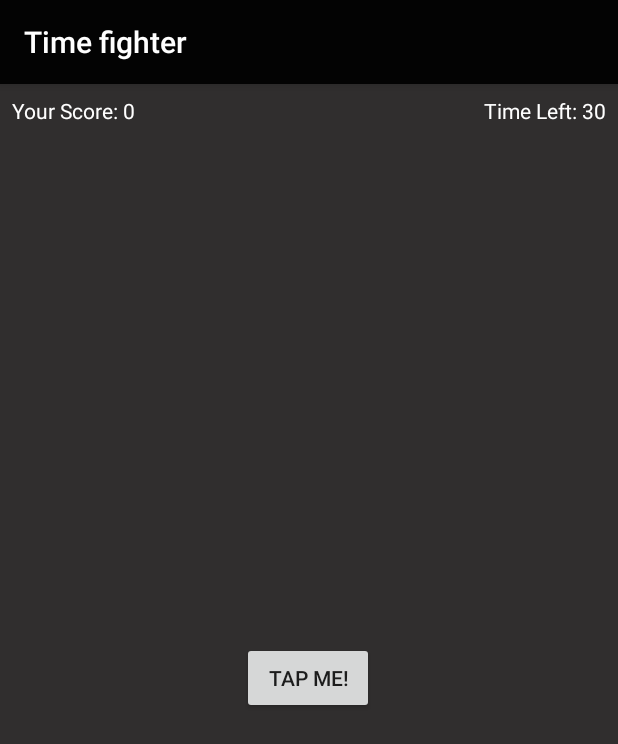
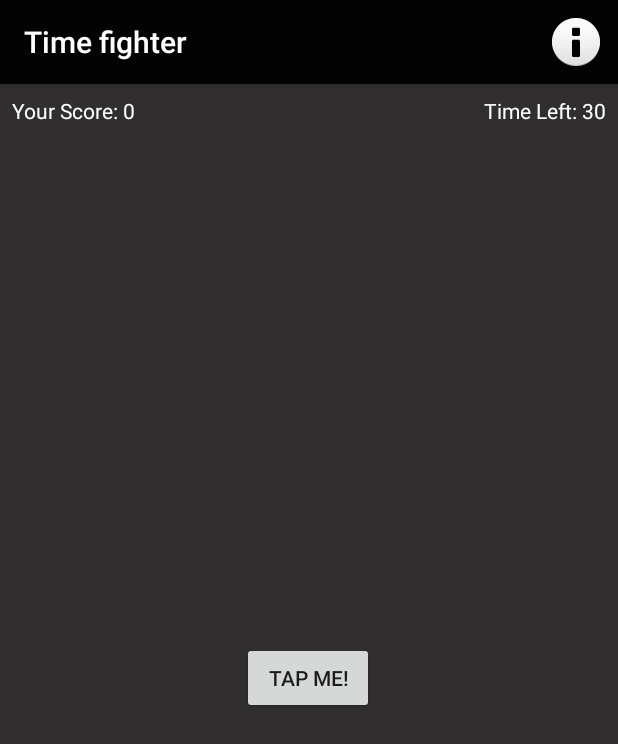
Before and after one commit to JWilliams023/Time-fighter, an Android app: the screen it shows after launch (MainActivity), on a phone screen of 412 x 824 dp. Shown: the top 744 px of the screen. Run offline under Robolectric (Android 15) with nearby library versions, the phone set to English and light mode, and no system bars.

Commit message:
Clean code and added to main activity

```diff
--- /dev/null
+++ b/app/src/main/res/anim/bounce.xml
@@ -0,0 +1,13 @@
+<?xml version="1.0" encoding="utf-8"?>
+<set xmlns:android="http://schemas.android.com/apk/res/android"
+     android:fillAfter="true"
+     android:shareInterpolator="@android:anim/bounce_interpolator">
+    <scale
+        android:duration="2000"
+        android:fromXScale="2.0"
+        android:fromYScale="2.0"
+        android:pivotX="40%"
+        android:pivotY="40%"
+        android:toXScale="1.0"
+        android:toYScale="1.0"/>
+</set>
--- /dev/null
+++ b/app/src/main/res/menu/menu.xml
@@ -0,0 +1,6 @@
+<?xml version="1.0" encoding="utf-8"?>
+<menu xmlns:app="http://schemas.android.com/apk/res-auto" xmlns:android="http://schemas.android.com/apk/res/android">
+
+    <item android:id="@+id/actionAbout" android:title="@string/about_menu"
+          android:icon="@android:drawable/ic_dialog_info" app:showAsAction="always"/>
+</menu>
--- a/app/src/main/res/values/strings.xml
+++ b/app/src/main/res/values/strings.xml
@@ -3,5 +3,8 @@
     <string name="your_score">Your Score: %1$d</string>
     <string name="time_left">Time Left: %1$d</string>
     <string name="tap_me">TAP ME!</string>
-    <string name="gameOverMessage">Times up! Here is your score: %1$d </string>
+    <string name="game_over_message">Times up! Here is your score: %1$d</string>
+    <string name="about_menu">About</string>
+    <string name="about_title">Time Fighter %s</string>
+    <string name="about_message">Created By Williams</string>
 </resources>
```
Also changed, not shown: app/src/main/java/com/projects/timefighter/J/MainActivity.kt (+34 -1 lines).
